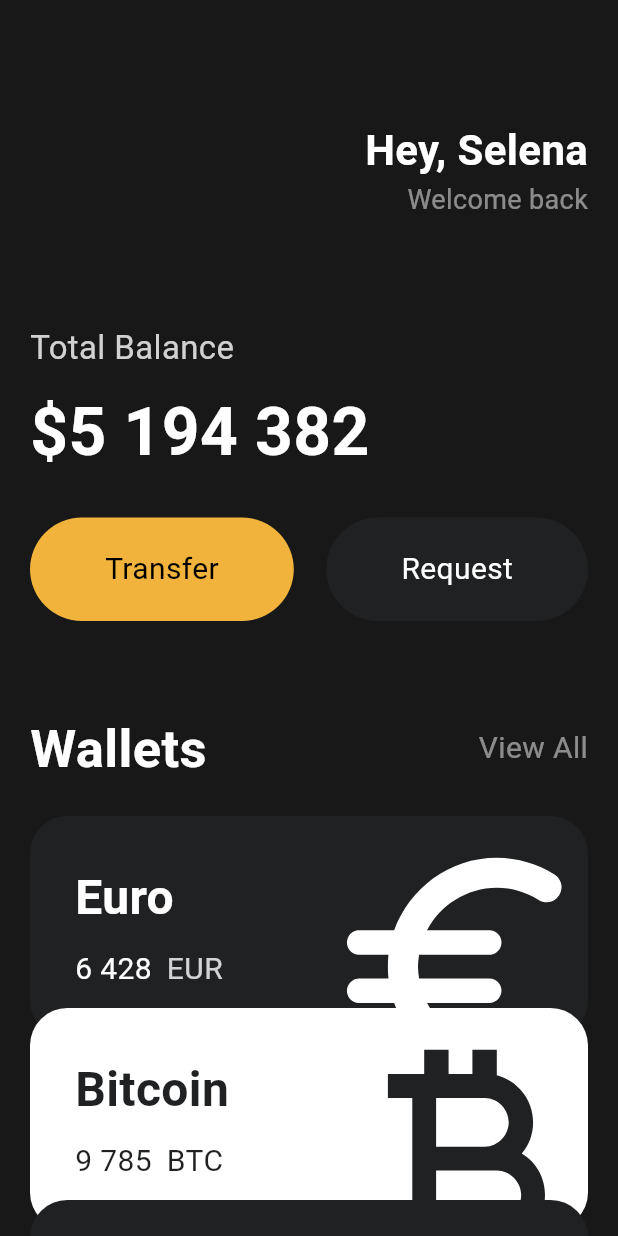
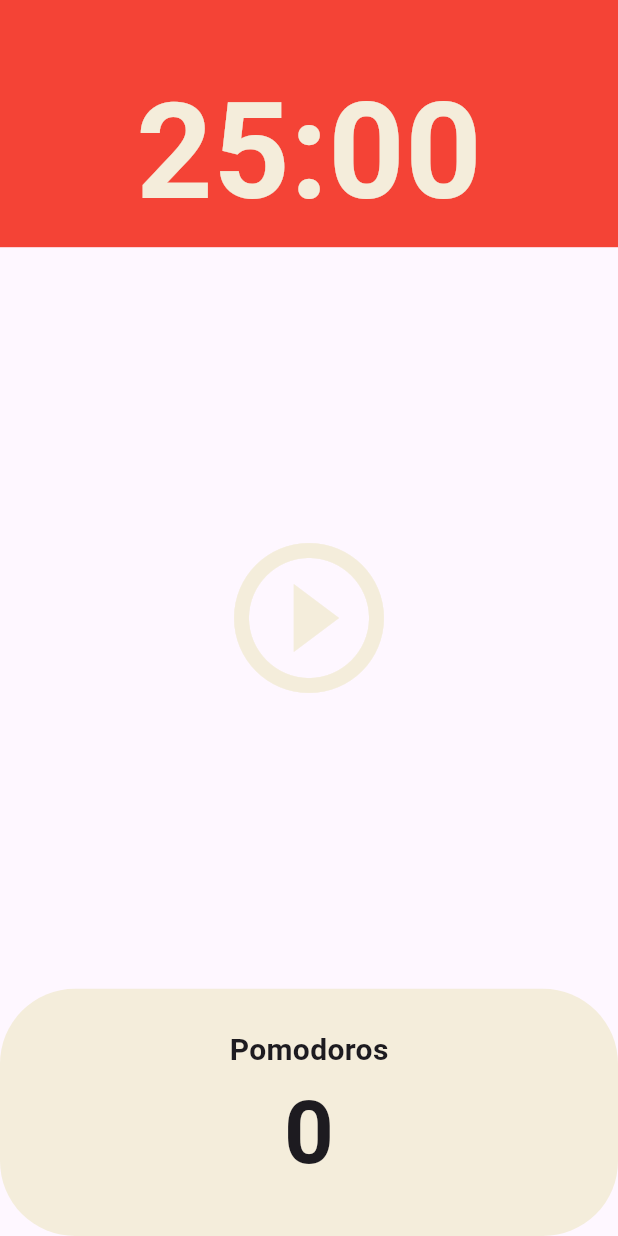
Before and after one commit to choidz/toonflix, a Flutter app: the screen it shows after launch, on a phone screen of 412 x 824 dp. Run offline on Flutter 3.47's test engine with Material 3 defaults, Android fonts, the phone set to English and light mode, and no system bars.

Commit message:
Feat : pomodoro Feat : home_screen

```diff
--- a/lib/main.dart
+++ b/lib/main.dart
@@ -1,154 +1,175 @@
+// ignore_for_file: unused_import
+
 import 'package:flutter/material.dart';
-import 'package:toonflix/widget/button.dart';
-import 'package:toonflix/widget/currrency_card.dart';
+import 'package:toonflix/screen/home_screen.dart';
 
-void main() {
-  runApp(const App());
-}
+// void main() {
+//   runApp(const App());
+// }
 
-// flutter SDK 에 있는 3개의 core Widget 중 하나를 상소ㄱ 받아야한다.
-// st라고 입력하면 몇개의 state가 뜸 그걸말하는거였나..
-class App extends StatelessWidget {
-  const App({super.key});
+// class App extends StatelessWidget {
+//   const App({super.key});
 
-  // 모든 Widget은 build 메소드를 구현해야한다.
+//   @override
+//   Widget build(BuildContext context) {
+//     return MaterialApp(
+//       theme: ThemeData(
+//         textTheme: const TextTheme(
+//           displayLarge: TextStyle(
+//             color: Color(0xFF232B55),
+//           ),
+//         ),
+//         cardColor: const Color(0xFFF4EDDB),
+//         colorScheme: const ColorScheme(surface: Color(0xFFE7626C)),
+//       ),
+//       home: const HomeScreen(),
+//     );
+//   }
+// }
 
-  @override // auto complete 됨.
-  Widget build(BuildContext context) {
-    // material(구글) 또는 cupertino(ios) 위젯을 return
-    return MaterialApp(
-      home: Scaffold(
-        backgroundColor: const Color(0xFF181818),
-        body: SingleChildScrollView(
-          child: Padding(
-            padding: const EdgeInsets.symmetric(
-              horizontal: 20,
-            ),
-            child: Column(
-              crossAxisAlignment: CrossAxisAlignment.start,
-              children: [
-                const SizedBox(
-                  height: 80,
-                ),
-                Row(
-                  mainAxisAlignment: MainAxisAlignment.end,
-                  children: [
-                    Column(
-                      crossAxisAlignment: CrossAxisAlignment.end,
-                      children: [
-                        const Text(
-                          'Hey, Selena',
-                          style: TextStyle(
-                            color: Colors.white,
-                            fontSize: 28,
-                            fontWeight: FontWeight.w700,
-                          ),
-                        ),
-                        Text(
-                          'Welcome back',
-                          style: TextStyle(
-                            color: Colors.white.withOpacity(0.5),
-                            fontSize: 18,
-                          ),
-                        ),
-                      ],
-                    ),
-                  ],
-                ),
-                const SizedBox(
-                  height: 70,
-                ),
-                Text(
-                  "Total Balance",
-                  style: TextStyle(
-                    fontSize: 22,
-                    color: Colors.white.withOpacity(0.8),
-                  ),
-                ),
-                const SizedBox(
-                  height: 10,
-                ),
-                const Text(
-                  "\$5 194 382",
-                  style: TextStyle(
-                    fontSize: 44,
-                    fontWeight: FontWeight.w600,
-                    color: Colors.white,
-                  ),
-                ),
-                const SizedBox(
-                  height: 25,
-                ),
-                const Row(
-                  mainAxisAlignment: MainAxisAlignment.spaceBetween,
-                  children: [
-                    Button(
-                      text: 'Transfer',
-                      bgColor: Color(0xFFF1B33B),
-                      textColor: Colors.black,
-                    ),
-                    Button(
-                      text: 'Request',
-                      bgColor: Color(0xFF1F2123),
-                      textColor: Colors.white,
-                    ),
-                  ],
-                ),
-                const SizedBox(
-                  height: 60,
-                ),
-                Row(
-                  mainAxisAlignment: MainAxisAlignment.spaceBetween,
-                  children: [
-                    const Text(
-                      "Wallets",
-                      style: TextStyle(
-                        fontSize: 35,
-                        fontWeight: FontWeight.bold,
-                        color: Colors.white,
-                      ),
-                    ),
-                    Text(
-                      "View All",
-                      style: TextStyle(
-                        fontSize: 20,
-                        color: Colors.white.withOpacity(0.5),
-                      ),
-                    ),
-                  ],
-                ),
-                const SizedBox(
-                  height: 20,
-                ),
-                const CurrencyCard(
-                  name: 'Euro',
-                  code: 'EUR',
-                  amount: '6 428',
-                  icon: Icons.euro_rounded,
-                  isInverted: false,
-                  offset: 0,
-                ),
-                const CurrencyCard(
-                  name: 'Bitcoin',
-                  code: 'BTC',
-                  amount: '9 785',
-                  icon: Icons.currency_bitcoin,
-                  isInverted: true,
-                  offset: -20,
-                ),
-                const CurrencyCard(
-                  name: 'Dollar',
-                  code: 'USD',
-                  amount: '428',
-                  icon: Icons.attach_money_outlined,
-                  isInverted: false,
-                  offset: -40,
-                ),
-              ],
-            ),
-          ),
-        ),
-      ),
-    );
-  }
-}
+// // flutter SDK 에 있는 3개의 core Widget 중 하나를 상소ㄱ 받아야한다.
+// // st라고 입력하면 몇개의 state가 뜸 그걸말하는거였나..
+// class App extends StatelessWidget {
+//   const App({super.key});
+
+//   // 모든 Widget은 build 메소드를 구현해야한다.
+
+//   @override // auto complete 됨.
+//   Widget build(BuildContext context) {
+//     // material(구글) 또는 cupertino(ios) 위젯을 return
+//     return MaterialApp(
+//       home: Scaffold(
+//         backgroundColor: const Color(0xFF181818),
+//         body: SingleChildScrollView(
+//           child: Padding(
+//             padding: const EdgeInsets.symmetric(
+//               horizontal: 20,
+//             ),
+//             child: Column(
+//               crossAxisAlignment: CrossAxisAlignment.start,
+//               children: [
+//                 const SizedBox(
+//                   height: 80,
+//                 ),
+//                 Row(
+//                   mainAxisAlignment: MainAxisAlignment.end,
+//                   children: [
+//                     Column(
+//                       crossAxisAlignment: CrossAxisAlignment.end,
+//                       children: [
+//                         const Text(
+//                           'Hey, Selena',
+//                           style: TextStyle(
+//                             color: Colors.white,
+//                             fontSize: 28,
+//                             fontWeight: FontWeight.w700,
+//                           ),
+//                         ),
+//                         Text(
+//                           'Welcome back',
+//                           style: TextStyle(
+//                             color: Colors.white.withOpacity(0.5),
+//                             fontSize: 18,
+//                           ),
+//                         ),
+//                       ],
+//                     ),
+//                   ],
+//                 ),
+//                 const SizedBox(
+//                   height: 70,
+//                 ),
+//                 Text(
+//                   "Total Balance",
+//                   style: TextStyle(
+//                     fontSize: 22,
+//                     color: Colors.white.withOpacity(0.8),
+//                   ),
+//                 ),
+//                 const SizedBox(
+//                   height: 10,
+//                 ),
+//                 const Text(
+//                   "\$5 194 382",
+//                   style: TextStyle(
+//                     fontSize: 44,
+//                     fontWeight: FontWeight.w600,
+//                     color: Colors.white,
+//                   ),
+//                 ),
+//                 const SizedBox(
+//                   height: 25,
+//                 ),
+//                 const Row(
+//                   mainAxisAlignment: MainAxisAlignment.spaceBetween,
+//                   children: [
+//                     Button(
+//                       text: 'Transfer',
+//                       bgColor: Color(0xFFF1B33B),
+//                       textColor: Colors.black,
+//                     ),
+//                     Button(
+//                       text: 'Request',
+//                       bgColor: Color(0xFF1F2123),
+//                       textColor: Colors.white,
+//                     ),
+//                   ],
+//                 ),
+//                 const SizedBox(
+//                   height: 60,
+//                 ),
+//                 Row(
+//                   mainAxisAlignment: MainAxisAlignment.spaceBetween,
+//                   children: [
+//                     const Text(
+//                       "Wallets",
+//                       style: TextStyle(
+//                         fontSize: 35,
+//                         fontWeight: FontWeight.bold,
+//                         color: Colors.white,
+//                       ),
+//                     ),
+//                     Text(
+//                       "View All",
+//                       style: TextStyle(
+//                         fontSize: 20,
+//                         color: Colors.white.withOpacity(0.5),
+//                       ),
+//                     ),
+//                   ],
+//                 ),
+//                 const SizedBox(
+//                   height: 20,
+//                 ),
+//                 const CurrencyCard(
+//                   name: 'Euro',
+//                   code: 'EUR',
+//                   amount: '6 428',
+//                   icon: Icons.euro_rounded,
+//                   isInverted: false,
+//                   offset: 0,
+//                 ),
+//                 const CurrencyCard(
+//                   name: 'Bitcoin',
+//                   code: 'BTC',
+//                   amount: '9 785',
+//                   icon: Icons.currency_bitcoin,
+//                   isInverted: true,
+//                   offset: -20,
+//                 ),
+//                 const CurrencyCard(
+//                   name: 'Dollar',
+//                   code: 'USD',
+//                   amount: '428',
+//                   icon: Icons.attach_money_outlined,
+//                   isInverted: false,
+//                   offset: -40,
+//                 ),
+//               ],
+//             ),
+//           ),
+//         ),
+//       ),
+//     );
+//   }
+// }
--- /dev/null
+++ b/lib/pomodoro.dart
@@ -0,0 +1,26 @@
+import 'package:flutter/material.dart';
+import 'package:toonflix/screen/home_screen.dart';
+
+void main() {
+  runApp(const App());
+}
+
+class App extends StatelessWidget {
+  const App({super.key});
+
+  @override
+  Widget build(BuildContext context) {
+    return MaterialApp(
+      theme: ThemeData(
+        textTheme: const TextTheme(
+          displayLarge: TextStyle(
+            color: Color(0xFF232B55),
+          ),
+        ),
+        cardColor: const Color(0xFFF4EDDB),
+        // colorScheme: const ColorScheme(surface: Color(0xFFE7626C)),
+      ),
+      home: const HomeScreen(),
+    );
+  }
+}
--- /dev/null
+++ b/lib/screen/home_screen.dart
@@ -0,0 +1,88 @@
+import 'package:flutter/material.dart';
+
+class HomeScreen extends StatefulWidget {
+  const HomeScreen({super.key});
+
+  @override
+  State<HomeScreen> createState() => _HomeScreenState();
+}
+
+class _HomeScreenState extends State<HomeScreen> {
+  @override
+  Widget build(BuildContext context) {
+    return Scaffold(
+      backgroundColor: Theme.of(context).colorScheme.surface,
+      body: Column(
+        children: [
+          Flexible(
+            flex: 1,
+            child: Container(
+              alignment: Alignment.bottomCenter,
+              color: Colors.red,
+              child: Text(
+                '25:00',
+                style: TextStyle(
+                  color: Theme.of(context).cardColor,
+                  fontSize: 89,
+                  fontWeight: FontWeight.w600,
+                ),
+              ),
+            ),
+          ),
+          Flexible(
+            flex: 3,
+            child: Center(
+              child: IconButton(
+                iconSize: 120,
+                color: Theme.of(context).cardColor,
+                onPressed: () {},
+                icon: const Icon(Icons.play_circle_outline),
+              ),
+            ),
+          ),
+          Flexible(
+            flex: 1,
+            child: Row(
+              children: [
+                Expanded(
+                  child: Container(
+                    decoration: BoxDecoration(
+                        color: Theme.of(context).cardColor,
+                        borderRadius: BorderRadius.circular(50)),
+                    child: Column(
+                      mainAxisAlignment: MainAxisAlignment.center,
+                      children: [
+                        Text(
+                          'Pomodoros',
+                          style: TextStyle(
+                            fontSize: 20,
+                            fontWeight: FontWeight.w600,
+                            color: Theme.of(context)
+                                .textTheme
+                                .headlineLarge!
+                                .color,
+                          ),
+                        ),
+                        Text(
+                          '0',
+                          style: TextStyle(
+                            fontSize: 58,
+                            fontWeight: FontWeight.w600,
+                            color: Theme.of(context)
+                                .textTheme
+                                .headlineLarge!
+                                .color,
+                          ),
+                        ),
+                      ],
+                    ),
+                  ),
+                ),
+              ],
+            ),
+          )
+        ],
+      ),
+    );
+  }
+}
```
Also changed, not shown: 1 other file.
